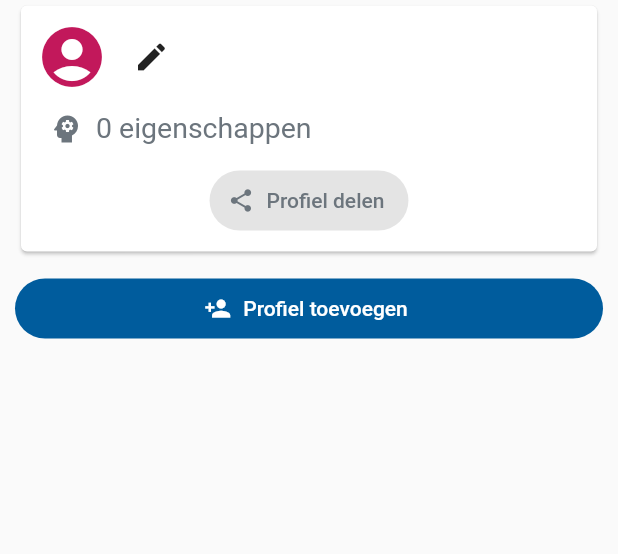
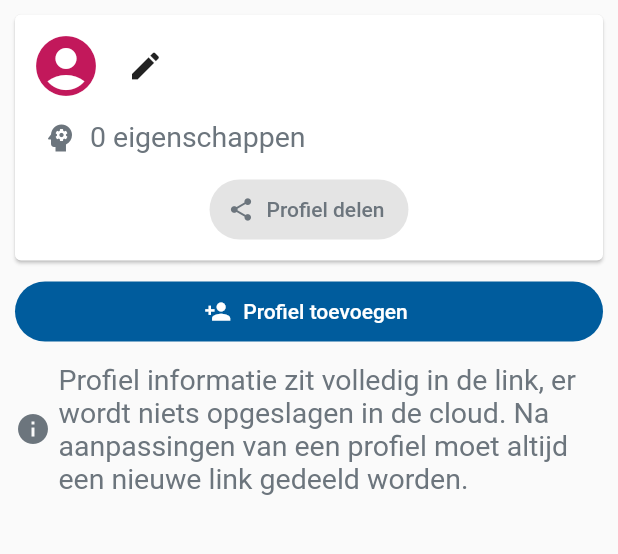
Before and after one commit to ScoutsGidsenVL/totem-app-2023, a Flutter app: the ImportProfile screen opened directly with empty values, on a phone screen of 412 x 824 dp, the part 104-658 px from its top. Run offline on Flutter 3.47's test engine with Material 2 defaults, Android fonts, the phone set to English and light mode, and no system bars; our stand-ins replace azlistview, beamer, flutter_cache_manager, flutter_markdown, flutter_native_splash, flutter_speed_dial and 3 more; accounts and stored records are empty; network calls fail.

Commit message:
Add info text when importing profiles

```diff
--- a/lib/pages/import_profile.dart
+++ b/lib/pages/import_profile.dart
@@ -96,7 +96,28 @@ class _ImportProfileState extends State<ImportProfile> {
                 suffixIcon: IconButton(
                     onPressed: _clearText, icon: const Icon(Icons.close)),
                 border: const OutlineInputBorder())),
-        if (_profile != null) ProfileCard(_profile, ephemeral: true),
+        if (_profile != null)
+          Padding(
+            padding: const EdgeInsets.only(top: 10),
+            child: ProfileCard(_profile, ephemeral: true),
+          ),
+        if (_profile != null && isOverwrite)
+          Padding(
+            padding: const EdgeInsets.only(top: 10),
+            child: Row(
+              children: [
+                Padding(
+                  padding: const EdgeInsets.only(right: 5),
+                  child: Icon(Icons.warning_amber,
+                      color: Theme.of(context).colorScheme.onSurfaceVariant),
+                ),
+                Flexible(
+                  child: Text('Er bestaal al een profiel met deze naam!',
+                      style: Theme.of(context).textTheme.bodySmall),
+                )
+              ],
+            ),
+          ),
         Padding(
           padding: const EdgeInsets.symmetric(vertical: 10),
           child: FilledButton.icon(
@@ -119,16 +140,16 @@ class _ImportProfileState extends State<ImportProfile> {
                 Text('Profiel ${isOverwrite ? 'overschrijven' : 'toevoegen'}'),
           ),
         ),
-        if (_profile != null && isOverwrite)
         Row(
           children: [
             Padding(
               padding: const EdgeInsets.only(right: 5),
-                child: Icon(Icons.warning_amber,
+              child: Icon(Icons.info,
                   color: Theme.of(context).colorScheme.onSurfaceVariant),
             ),
             Flexible(
-                child: Text('Er bestaal al een profiel met deze naam!',
+              child: Text(
+                  'Profiel informatie zit volledig in de link, er wordt niets opgeslagen in de cloud. Na aanpassingen van een profiel moet altijd een nieuwe link gedeeld worden.',
                   style: Theme.of(context).textTheme.bodySmall),
             )
           ],
--- a/lib/widgets/profile_card.dart
+++ b/lib/widgets/profile_card.dart
@@ -23,6 +23,7 @@ class ProfileCard extends StatelessWidget {
         : profile!.traits.values.where((s) => s == TraitState.positive).length;
 
     return Card(
+        margin: EdgeInsets.zero,
         child: Padding(
           padding: const EdgeInsets.all(10),
           child: Column(
@@ -30,7 +31,8 @@ class ProfileCard extends StatelessWidget {
               Row(children: [
                 Icon(Icons.account_circle,
                     size: 48,
-                color: (profile?.color ?? Colors.grey)[darkMode ? 400 : 700]),
+                    color:
+                        (profile?.color ?? Colors.grey)[darkMode ? 400 : 700]),
                 Flexible(
                   child: Padding(
                       padding: const EdgeInsets.only(left: 5),
@@ -49,8 +51,9 @@ class ProfileCard extends StatelessWidget {
                                           Map<String, TraitState>.from(
                                               filter.traits);
                                       filter.reset();
-                                  context.read<ProfileManager>().createProfile(
-                                      name,
+                                      context
+                                          .read<ProfileManager>()
+                                          .createProfile(name,
                                               traits: profileTraits,
                                               color: color);
                                     },
@@ -86,19 +89,23 @@ class ProfileCard extends StatelessWidget {
               if (profile?.animals.isNotEmpty ?? false)
                 TextButton(
                   style: const ButtonStyle(
-                  shape: MaterialStatePropertyAll(RoundedRectangleBorder())),
+                      shape:
+                          MaterialStatePropertyAll(RoundedRectangleBorder())),
                   onPressed: ephemeral
                       ? null
                       : () {
                           manager.setShowRelevantAnimals(true);
                           Beamer.of(context, root: true).beamToNamed('/totems');
                         },
-              child:
-                  Row(crossAxisAlignment: CrossAxisAlignment.start, children: [
+                  child: Row(
+                      crossAxisAlignment: CrossAxisAlignment.start,
+                      children: [
                         Padding(
                             padding: const EdgeInsets.only(right: 8),
                             child: Icon(Icons.star,
-                        color: Theme.of(context).colorScheme.onSurfaceVariant)),
+                                color: Theme.of(context)
+                                    .colorScheme
+                                    .onSurfaceVariant)),
                         Flexible(
                             child: Text(profile!.animals.join(', '),
                                 style: Theme.of(context).textTheme.bodySmall,
@@ -113,11 +120,15 @@ class ProfileCard extends StatelessWidget {
                         Beamer.of(context, root: true)
                             .beamToNamed('/eigenschappen');
                       },
-            child: Row(crossAxisAlignment: CrossAxisAlignment.start, children: [
+                child: Row(
+                    crossAxisAlignment: CrossAxisAlignment.start,
+                    children: [
                       Padding(
                           padding: const EdgeInsets.only(right: 8),
                           child: Icon(Icons.psychology,
-                      color: Theme.of(context).colorScheme.onSurfaceVariant)),
+                              color: Theme.of(context)
+                                  .colorScheme
+                                  .onSurfaceVariant)),
                       Flexible(
                           child: Text('$traitCount eigenschappen',
                               style: Theme.of(context).textTheme.bodySmall,
@@ -136,7 +147,9 @@ class ProfileCard extends StatelessWidget {
                               backgroundColor: MaterialStatePropertyAll(
                                   Theme.of(context).colorScheme.surfaceVariant),
                               foregroundColor: MaterialStatePropertyAll(
-                              Theme.of(context).colorScheme.onSurfaceVariant)),
+                                  Theme.of(context)
+                                      .colorScheme
+                                      .onSurfaceVariant)),
                           icon: const Icon(Icons.share),
                           label: const Text('Profiel delen')),
                       if (profile == manager.profile)
@@ -146,7 +159,9 @@ class ProfileCard extends StatelessWidget {
                             },
                             style: ButtonStyle(
                                 backgroundColor: MaterialStatePropertyAll(
-                                Theme.of(context).colorScheme.surfaceVariant),
+                                    Theme.of(context)
+                                        .colorScheme
+                                        .surfaceVariant),
                                 foregroundColor: MaterialStatePropertyAll(
                                     Theme.of(context)
                                         .colorScheme
```
Lines whose indentation alone changed are shown as unchanged.
